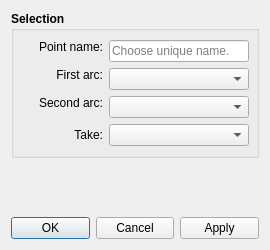
FashionFreedom/Seamly2D, file src/libs/vtools/dialogs/tools/dialogpointofintersectionarcs.ui: the form before one commit.
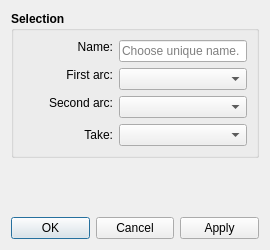
The form after the commit. Icons and pictures are not drawn.

The edit to the form file:
```diff
--- a/src/libs/vtools/dialogs/tools/dialogpointofintersectionarcs.ui
+++ b/src/libs/vtools/dialogs/tools/dialogpointofintersectionarcs.ui
@@ -35,7 +35,6 @@
      <property name="font">
       <font>
        <pointsize>9</pointsize>
-       <weight>75</weight>
        <bold>true</bold>
       </font>
      </property>
@@ -48,6 +47,9 @@
         <property name="fieldGrowthPolicy">
          <enum>QFormLayout::ExpandingFieldsGrow</enum>
         </property>
+        <property name="labelAlignment">
+         <set>Qt::AlignRight|Qt::AlignTrailing|Qt::AlignVCenter</set>
+        </property>
         <item row="0" column="0">
          <widget class="QLabel" name="labelEditNamePoint">
           <property name="sizePolicy">
@@ -58,18 +60,18 @@
           </property>
           <property name="minimumSize">
            <size>
-            <width>80</width>
+            <width>90</width>
             <height>0</height>
            </size>
           </property>
           <property name="font">
            <font>
-            <weight>50</weight>
+            <pointsize>9</pointsize>
             <bold>false</bold>
            </font>
           </property>
           <property name="text">
-           <string>Point name:</string>
+           <string>Name:</string>
           </property>
           <property name="alignment">
            <set>Qt::AlignRight|Qt::AlignTrailing|Qt::AlignVCenter</set>
@@ -80,13 +82,13 @@
          <widget class="QLineEdit" name="lineEditNamePoint">
           <property name="minimumSize">
            <size>
-            <width>140</width>
+            <width>80</width>
             <height>0</height>
            </size>
           </property>
           <property name="font">
            <font>
-            <weight>50</weight>
+            <pointsize>9</pointsize>
             <bold>false</bold>
            </font>
           </property>
@@ -108,13 +110,13 @@
           </property>
           <property name="minimumSize">
            <size>
-            <width>80</width>
+            <width>90</width>
             <height>0</height>
            </size>
           </property>
           <property name="font">
            <font>
-            <weight>50</weight>
+            <pointsize>9</pointsize>
             <bold>false</bold>
            </font>
           </property>
@@ -136,13 +138,13 @@
           </property>
           <property name="minimumSize">
            <size>
-            <width>140</width>
+            <width>80</width>
             <height>0</height>
            </size>
           </property>
           <property name="font">
            <font>
-            <weight>50</weight>
+            <pointsize>9</pointsize>
             <bold>false</bold>
            </font>
           </property>
@@ -158,13 +160,13 @@
           </property>
           <property name="minimumSize">
            <size>
-            <width>80</width>
+            <width>90</width>
             <height>0</height>
            </size>
           </property>
           <property name="font">
            <font>
-            <weight>50</weight>
+            <pointsize>9</pointsize>
             <bold>false</bold>
            </font>
           </property>
@@ -186,13 +188,13 @@
           </property>
           <property name="minimumSize">
            <size>
-            <width>140</width>
+            <width>80</width>
             <height>0</height>
            </size>
           </property>
           <property name="font">
            <font>
-            <weight>50</weight>
+            <pointsize>9</pointsize>
             <bold>false</bold>
            </font>
           </property>
@@ -202,13 +204,13 @@
          <widget class="QLabel" name="label">
           <property name="minimumSize">
            <size>
-            <width>80</width>
+            <width>90</width>
             <height>0</height>
            </size>
           </property>
           <property name="font">
            <font>
-            <weight>50</weight>
+            <pointsize>9</pointsize>
             <bold>false</bold>
            </font>
           </property>
@@ -230,13 +232,13 @@
           </property>
           <property name="minimumSize">
            <size>
-            <width>140</width>
+            <width>80</width>
             <height>0</height>
            </size>
           </property>
           <property name="font">
            <font>
-            <weight>50</weight>
+            <pointsize>9</pointsize>
             <bold>false</bold>
            </font>
           </property>
```
